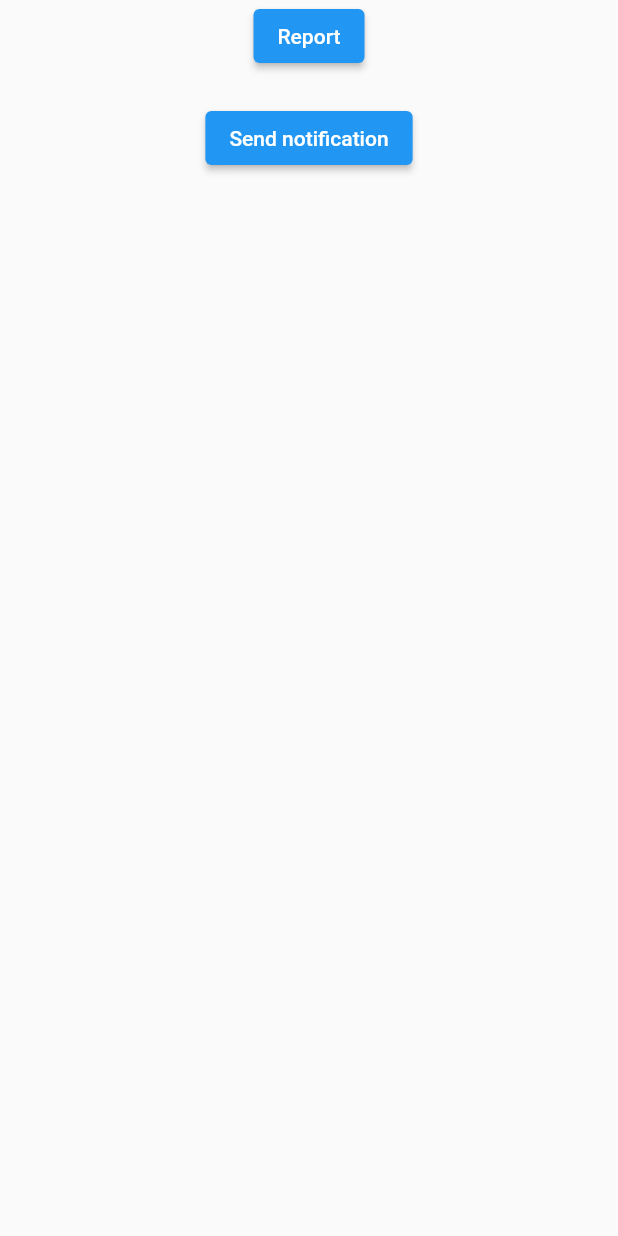
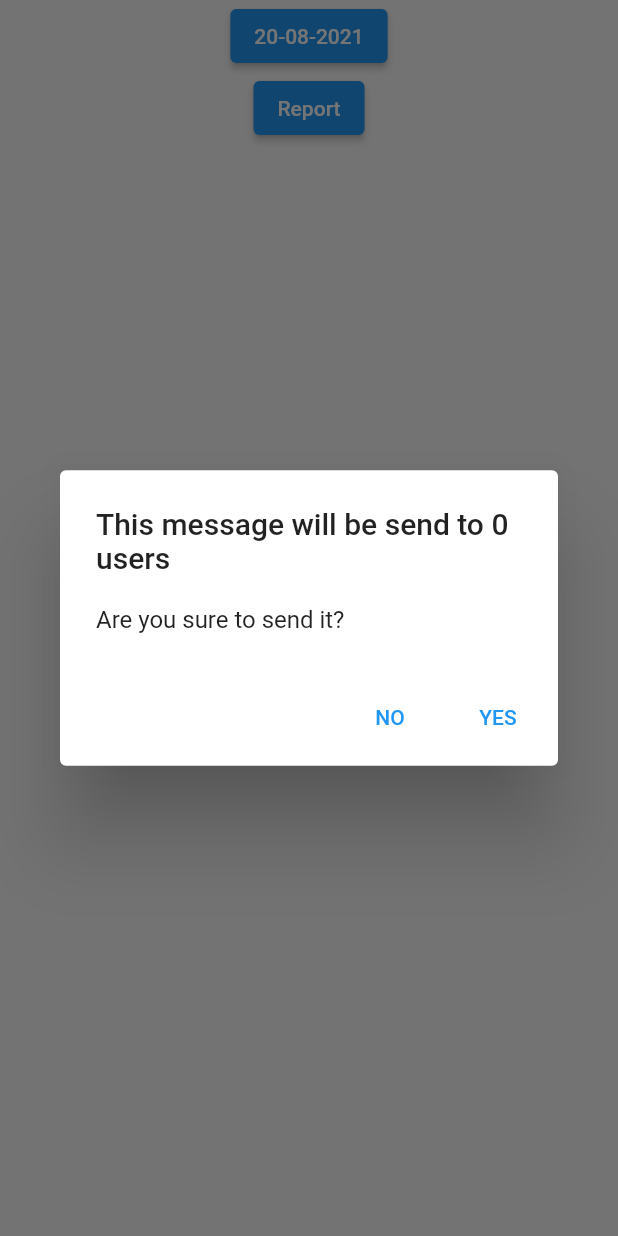
Before and after one commit to MaciekGab/SafeStudy, a Flutter app: the ReportInfectionPage screen opened directly, after a tap on "Report", on a phone screen of 412 x 824 dp. Run offline on Flutter 3.47's test engine with Material 2 defaults, Android fonts, the phone set to English and light mode, and no system bars; our stand-ins replace cloud_firestore, firebase_auth, firebase_core, firebase_messaging, form_field_validator, open_file and 2 more; missing offline and left inert: flutter_barcode_scanner; accounts and stored records are empty.

Commit message:
Added date picker in Utils and adjusted CreateMeetingPage and ReportInfectionPage to use it, Added alert dialog to ReportInfectionPage which inform user before sending notification,Moved CreatePdfFile to Service dir and renamed to CreatePdfFileService, Small UI changes in [AdminHomePage, TeacherHomePage, UserHomePage, ChangeUserRolePage], Added displaying title of notification in AuthWrapper

```diff
--- a/lib/pages/ChangeUserRolePage.dart
+++ b/lib/pages/ChangeUserRolePage.dart
@@ -56,7 +56,7 @@ class _ChangeUserRolePageState extends State<ChangeUserRolePage> {
                                   role + '|' + uid);
                             }
                           },
-                          child: Container(child: Text('SignIn'))),
+                          child: Container(child: Text('Search'))),
                     ],
                   )),
                   Text(email),
--- a/lib/pages/JoinMeetingPage.dart
+++ b/lib/pages/JoinMeetingPage.dart
@@ -1,6 +1,7 @@
 import 'package:cloud_firestore/cloud_firestore.dart';
 import 'package:firebase_messaging/firebase_messaging.dart';
 import 'package:flutter/material.dart';
+import 'package:intl/intl.dart';
 import 'package:provider/provider.dart';
 
 import 'package:test_auth_with_rolebased_ui/models/MeetingDataModel.dart';
@@ -32,6 +33,9 @@ class MeetingSummary extends StatelessWidget {
     var userData = Provider.of<UserDataModel>(context);
     var meetingData = Provider.of<MeetingDataModel>(context);
     if(meetingData!=null) {
+      DateTime date = meetingData.date.toDate();
+      DateFormat dateOfMeeting = DateFormat('EEEE, MMMM d, yyyy HH:mm');
+      String formattedDateOfMeeting = dateOfMeeting.format(date);
       return Scaffold(
         body: Center(
           child: Column(
@@ -42,7 +46,7 @@ class MeetingSummary extends StatelessWidget {
               SizedBox(height: 10,),
               Text(meetingData.classroom),
               SizedBox(height: 10,),
-              Text(meetingData.date.toString()),
+              Text(formattedDateOfMeeting),
               SizedBox(height: 10,),
               Text(meetingData.isActive.toString()),
               SizedBox(height: 10,),
--- a/lib/pages/MeetingDetailPage.dart
+++ b/lib/pages/MeetingDetailPage.dart
@@ -1,7 +1,7 @@
 import 'package:cloud_firestore/cloud_firestore.dart';
 import 'package:flutter/material.dart';
 import 'package:test_auth_with_rolebased_ui/models/MeetingDataModel.dart';
-import 'package:test_auth_with_rolebased_ui/widgets/CreatePdfFile.dart';
+import 'package:test_auth_with_rolebased_ui/services/CreatePdfFileService.dart';
 
 class MeetingDetailPage extends StatelessWidget {
   final DocumentSnapshot meeting;
--- a/lib/pages/ReportInfectionPage.dart
+++ b/lib/pages/ReportInfectionPage.dart
@@ -1,78 +1,124 @@
 import 'package:cloud_firestore/cloud_firestore.dart';
 import 'package:firebase_messaging/firebase_messaging.dart';
 import 'package:flutter/material.dart';
+import 'package:intl/intl.dart';
 import 'package:provider/provider.dart';
 
 import 'package:test_auth_with_rolebased_ui/models/MeetingDataModel.dart';
 import 'package:test_auth_with_rolebased_ui/models/UserDataModel.dart';
+import '../Utils.dart';
 import '../services/NotificationService.dart';
 
-class ReportInfectionPage extends StatelessWidget {
+class ReportInfectionPage extends StatefulWidget {
   const ReportInfectionPage({Key key}) : super(key: key);
 
   @override
+  State<ReportInfectionPage> createState() => _ReportInfectionPageState();
+}
+
+class _ReportInfectionPageState extends State<ReportInfectionPage> {
+  var db = FirebaseFirestore.instance;
+  DateTime dateOfInfection = DateTime(DateTime.now().year, DateTime.now().month, DateTime.now().day);
+  Set<String> dataSet = {};
+  List<String> usersToNotify;
+  @override
   Widget build(BuildContext context) {
     var userData = Provider.of<UserDataModel>(context);
-    var db = FirebaseFirestore.instance;
-    Set<String> dataSet = {};
     return Scaffold(
         body: SafeArea(child:
         Center(
           child: Column(
             children: [
+              ElevatedButton(
+                  onPressed: () async{
+                    await pickDate(context, dateOfInfection).then((value) {setState(() {dateOfInfection = value;});});
+                  }, child: Text(DateFormat('dd-MM-yyyy').format(dateOfInfection))),
               ElevatedButton(child: Text('Report'),
                 onPressed: () async{
-                Timestamp dateToCompare = Timestamp.fromDate(DateTime.parse('2021-08-09 00:00:00.000'));
-                var result = await db.collection('meetings').where('participantsId',arrayContains: userData.uid).where('date', isGreaterThan: dateToCompare).get();
-                  // var result = await db.collection('meetings').where('teacherName',isEqualTo: "Maciek Last").get();
+                Timestamp dateToCompare = Timestamp.fromDate(dateOfInfection);
+                var result = await db.collection('meetings').where('participantsId',arrayContains: userData.uid).where('date', isGreaterThanOrEqualTo: dateToCompare).get();
+                if(result.size != 0) {
                   int counter = 0;
                   print(result.docs[0]['date']);
                   print(dateToCompare);
                   result.docs.forEach((element) {
                     print("title = ${element['title']}");
-                    List<ParticipantsDataModel> names = List<ParticipantsDataModel>.from(element['participants'].map((item) {
+                    List<ParticipantsDataModel> names = List<
+                        ParticipantsDataModel>.from(element['participants']
+                        .map((item) {
                       return new ParticipantsDataModel(
                           fcmToken: item['fcmToken'],
-                          userName: item['UserName']); }));
-                    for(int i = 0; i < names.length; i++){
-                      // print(names[i].fcmToken);
-                      dataSet.add(names[i].fcmToken);
-                    }
+                          userName: item['UserName']);
+                    }));
+                    names.forEach((element) {
+                      dataSet.add(element.fcmToken);
+                    });
+                    // for (int i = 0; i < names.length; i++) {
+                    //   dataSet.add(names[i].fcmToken);
+                    // }
                     counter++;
-                    // print(element['participants']);
                   });
-                String fcmUserToken = await FirebaseMessaging.instance.getToken();
+                  String fcmUserToken = await FirebaseMessaging.instance
+                      .getToken();
                   dataSet.remove(fcmUserToken);
-                  List<String> testMap;
-                  testMap = dataSet.toList();
+                  usersToNotify = dataSet.toList();
                   print('data set is: $dataSet');
-                  print('data set as list is: $testMap');
-                  int value = testMap.length;
+                  print('data set as list is: $usersToNotify');
+                  int value = usersToNotify.length;
                   print('Length of list to send notification: $value');
                   print('Docs returned: $counter');
-
+                }
+                // await FirebaseFirestore.instance.collection('reports').add(
+                //       {
+                //         'reporterName': userData.firstName + ' ' + userData.lastName,
+                //         //TODO: change date to actual date not hardcoded value
+                //         'dateOfInfection': dateToCompare,
+                //         'reportDate': DateTime.now(),
+                //         //TODO: change hardcoded value to boolean from sending notification
+                //         'isNotificationSent': true,
+                //         // 'participants': FieldValue.arrayUnion([userData.uid]),
+                //         'peopleToNotify': dataSet.toList(),
+                //         'reporterId': userData.uid,
+                //       }
+                //   );
+                // final response = await NotificationService.sendTo(title: 'Warning', body: 'You have had contact with an infected person!', fcmTokens: usersToNotify);
+                // print('Notification response code is: ${response.statusCode}');
+                // print('Notification response code is: ${response.body}');
+                return showDialog<String>(
+                    barrierDismissible: false,
+                  context: context,
+                  builder: (BuildContext context) => AlertDialog(
+                    title: Text('This message will be send to ${dataSet.length} users'),
+                    content: Text('Are you sure to send it?'),
+                    actions: <Widget>[
+                      TextButton(
+                        onPressed: () => Navigator.pop(context, 'NO'),
+                        child: Text('NO'),
+                      ),
+                      TextButton(
+                        onPressed: () async {
                           await FirebaseFirestore.instance.collection('reports').add(
                               {
                                 'reporterName': userData.firstName + ' ' + userData.lastName,
-                        //TODO: change date to actual date not hardcoded value
                                 'dateOfInfection': dateToCompare,
                                 'reportDate': DateTime.now(),
-                        //TODO: change hardcoded value to boolean from sending notification
                                 'isNotificationSent': true,
-                        // 'participants': FieldValue.arrayUnion([userData.uid]),
                                 'peopleToNotify': dataSet.toList(),
                                 'reporterId': userData.uid,
                               }
                           );
-                final response = await NotificationService.sendTo(title: 'Test', body: 'TestowaNotyfikacja69', fcmTokens: testMap);
+                          final response = await NotificationService.sendTo(title: titleOfWaring, body: bodyOfWaring, fcmTokens: usersToNotify);
                           print('Notification response code is: ${response.statusCode}');
                           print('Notification response code is: ${response.body}');
+                          Navigator.of(context).popUntil((route) => route.isFirst);
+                        },
+                        child: Text('YES'),
+                      ),
+                    ],
+                  ));
                   }
               ),
               SizedBox(height: 20,),
-              ElevatedButton(onPressed: () {
-
-              }, child: Text("Send notification"))
               // Text('QR value: '+ _qrCodeData)
             ],
           ),
--- a/lib/pages/ShowMeetingQRPage.dart
+++ b/lib/pages/ShowMeetingQRPage.dart
@@ -22,6 +22,7 @@ class ShowMeetingQRPage extends StatelessWidget {
           SizedBox(height: 20,),
       TextButton(
         onPressed: () => showDialog<String>(
+          barrierDismissible: false,
           context: context,
           builder: (BuildContext context) => AlertDialog(
             title: Text('Do you want to close the meeting?'),
--- a/lib/wrappers/AuthWrapper.dart
+++ b/lib/wrappers/AuthWrapper.dart
@@ -27,9 +27,11 @@ class _AuthWrapperState extends State<AuthWrapper> {
       if (value != null) {
         showDialog(
             context: context,
+            barrierDismissible: false,
             builder: (BuildContext context) {
               return AlertDialog(
-                title: Text("Notification"),
+                // backgroundColor: Colors.red[100],
+                title: Text(value.notification.title),
                 content: Text(value.notification.body),
                 actions: [
                   TextButton(
@@ -49,9 +51,11 @@ class _AuthWrapperState extends State<AuthWrapper> {
       print(event.data.values);
       showDialog(
           context: context,
+          barrierDismissible: false,
           builder: (BuildContext context) {
             return AlertDialog(
-              title: Text("Notification"),
+              // backgroundColor: Colors.red[100],
+              title: Text(event.notification.title),
               content: Text(event.notification.body),
               actions: [
                 TextButton(
@@ -68,9 +72,11 @@ class _AuthWrapperState extends State<AuthWrapper> {
       print('Message clicked!');
       showDialog(
           context: context,
+          barrierDismissible: false,
           builder: (BuildContext context) {
             return AlertDialog(
-              title: Text("Notification"),
+              // backgroundColor: Colors.red[300],
+              title: Text(event.notification.title),
               content: Text(event.notification.body),
               actions: [
                 TextButton(
```
Also changed, not shown: lib/Utils.dart (+48 -0 lines), lib/pages/CreateMeetingPage.dart (+15 -23 lines), lib/pages/HomePages/AdminHomePage.dart (+2 -7 lines), lib/pages/HomePages/TeacherHomePage.dart (+1 -6 lines), lib/pages/HomePages/UserHomePage.dart (+2 -7 lines), lib/services/CreatePdfFileService.dart (renamed from lib/widgets/CreatePdfFile.dart). Lines whose indentation alone changed are shown as unchanged.
